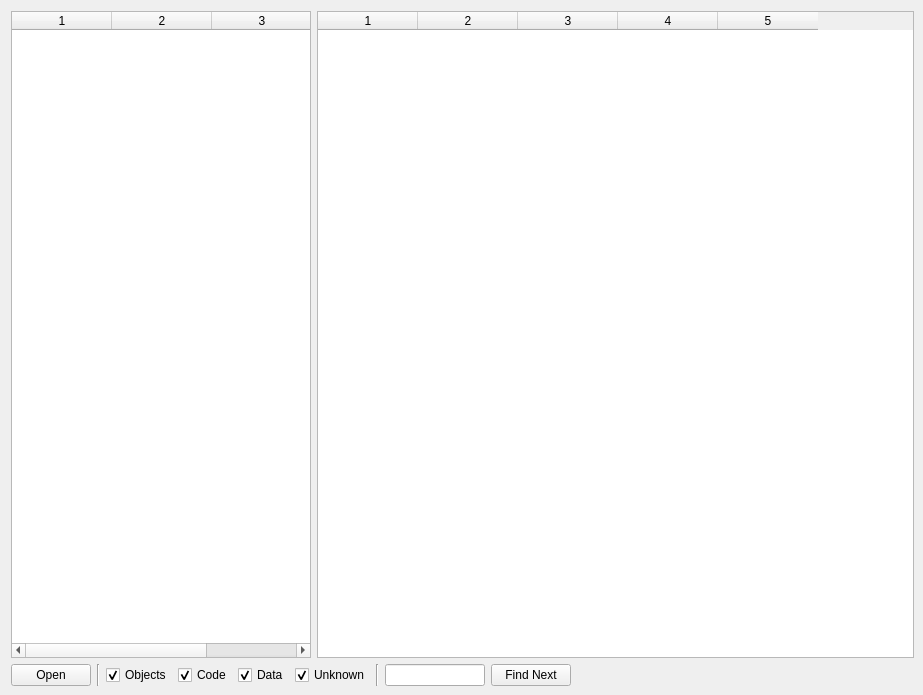
Before: the Qt Designer form src/mainwindow.ui in igor-marinescu/mapalizer, drawn with Qt 5.
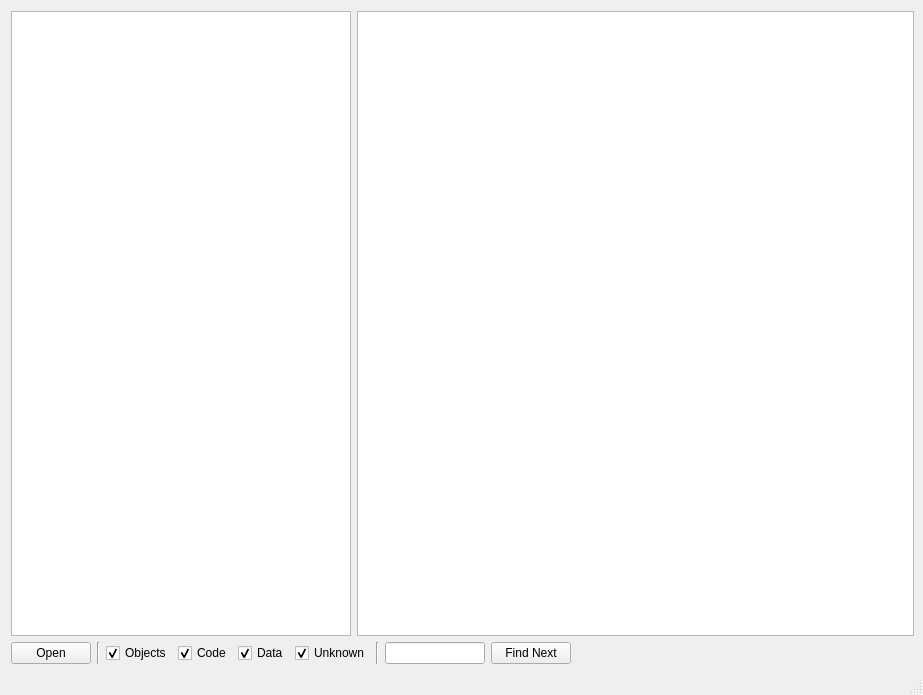
After: the same form once the commit is applied.

Patch:
```diff
--- a/src/mainwindow.ui
+++ b/src/mainwindow.ui
@@ -27,16 +27,16 @@
     <item>
      <layout class="QHBoxLayout" name="horizontalLayout">
       <item>
-       <widget class="QTableWidget" name="tabObjects">
+       <widget class="QTableView" name="tabObjects">
         <property name="minimumSize">
          <size>
-          <width>300</width>
+          <width>340</width>
           <height>0</height>
          </size>
         </property>
         <property name="maximumSize">
          <size>
-          <width>300</width>
+          <width>340</width>
           <height>16777215</height>
          </size>
         </property>
@@ -52,22 +52,16 @@
         <property name="sortingEnabled">
          <bool>true</bool>
         </property>
-        <property name="columnCount">
-         <number>3</number>
-        </property>
         <attribute name="verticalHeaderVisible">
          <bool>false</bool>
         </attribute>
         <attribute name="verticalHeaderDefaultSectionSize">
          <number>17</number>
         </attribute>
-        <column/>
-        <column/>
-        <column/>
        </widget>
       </item>
       <item>
-       <widget class="QTableWidget" name="tabEntries">
+       <widget class="QTableView" name="tabEntries">
         <property name="minimumSize">
          <size>
           <width>520</width>
@@ -92,9 +86,6 @@
         <property name="sortingEnabled">
          <bool>true</bool>
         </property>
-        <property name="columnCount">
-         <number>5</number>
-        </property>
         <attribute name="horizontalHeaderCascadingSectionResizes">
          <bool>true</bool>
         </attribute>
@@ -116,11 +107,6 @@
         <attribute name="verticalHeaderMinimumSectionSize">
          <number>17</number>
         </attribute>
-        <column/>
-        <column/>
-        <column/>
-        <column/>
-        <column/>
        </widget>
       </item>
      </layout>
@@ -225,6 +211,7 @@
     </item>
    </layout>
   </widget>
+  <widget class="QStatusBar" name="statusBar"/>
  </widget>
  <layoutdefault spacing="6" margin="11"/>
  <resources/>
```
